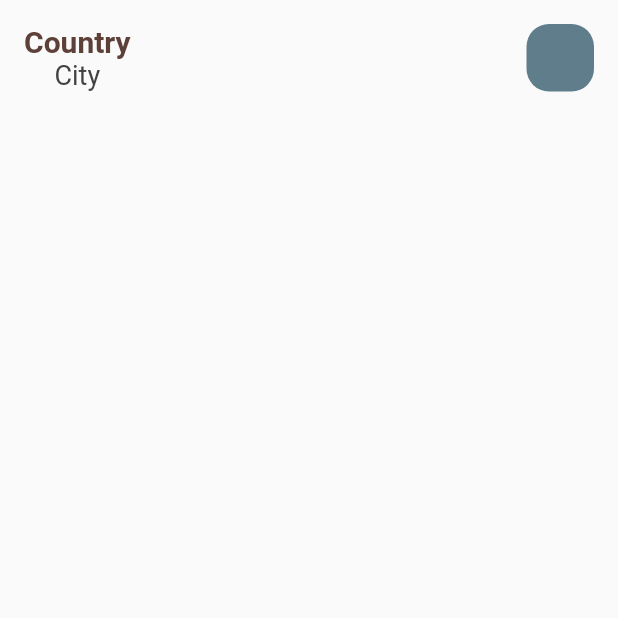
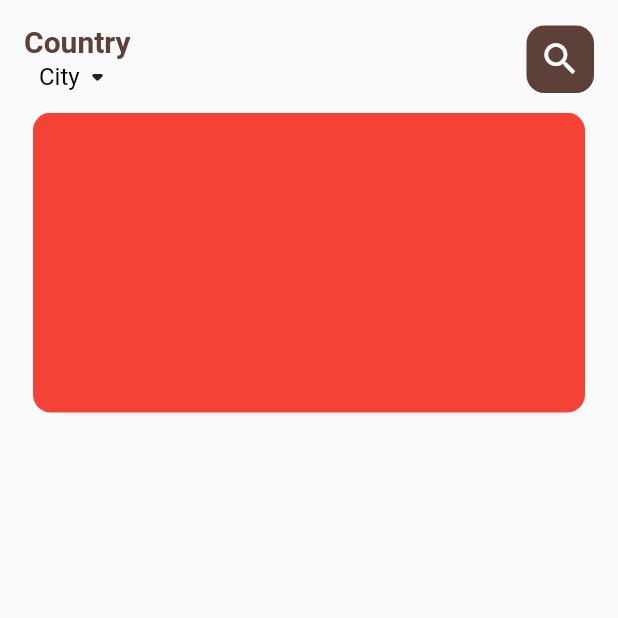
Before and after one commit to mobileapp-harsh/e_commerce_project, a Flutter app: the screen it shows after launch, on a phone screen of 412 x 824 dp, the top half of it. Run offline on Flutter 3.47's test engine with Material 2 defaults, Android fonts, the light colour scheme and no system bars; our stand-ins replace get.

Commit message:
home page slider making commit by harsh chudasma 19-04-2022

```diff
--- /dev/null
+++ b/lib/constants/size_constants.dart
@@ -0,0 +1,17 @@
+class CommonsizeConstants{
+  static const double FONT_SIZE_8 = 8.0;
+  static const double FONT_SIZE_10 = 10.0;
+  static const double FONT_SIZE_12 = 12.0;
+  static const double FONT_SIZE_14 = 14.0;
+  static const double FONT_SIZE_16 = 16.0;
+  static const double FONT_SIZE_18 = 18.0;
+  static const double FONT_SIZE_20 = 20.0;
+  static const double FONT_SIZE_22 = 22.0;
+  static const double FONT_SIZE_24 = 24.0;
+  static const double FONT_SIZE_26 = 26.0;
+  static const double FONT_SIZE_28 = 28.0;
+  static const double FONT_SIZE_30 = 30.0;
+  static const double FONT_SIZE_32 = 32.0;
+  static const double FONT_SIZE_34 = 34.0;
+  static const double FONT_SIZE_36 = 36.0;
+}
--- a/lib/modules/home_page/screen/home_screen.dart
+++ b/lib/modules/home_page/screen/home_screen.dart
@@ -1,4 +1,5 @@
 import 'package:e_commerce_project/constants/preference_constants.dart';
+import 'package:e_commerce_project/modules/home_page/widget/food_slider_widget.dart';
 import 'package:flutter/material.dart';
 
 class HomeScreen extends StatefulWidget {
@@ -17,14 +18,17 @@ class _HomeScreenState extends State<HomeScreen> {
           padding: const EdgeInsets.all(16.0),
           child: Column(
             crossAxisAlignment: CrossAxisAlignment.stretch,
+            mainAxisSize: MainAxisSize.min,
             children: [
               Container(
                 child: Row(
                   mainAxisAlignment: MainAxisAlignment.spaceBetween,
                   children: [
                     Column(
-                      children: const [
-                        Text(
+                      crossAxisAlignment: CrossAxisAlignment.center,
+                      mainAxisSize: MainAxisSize.min,
+                      children: [
+                        const Text(
                           "Country",
                           style: TextStyle(
                             color: ColorCommonConstants.brownColor,
@@ -32,28 +36,45 @@ class _HomeScreenState extends State<HomeScreen> {
                             fontWeight: FontWeight.bold,
                           ),
                         ),
-                        Text(
-                          "City",
-                          style: TextStyle(
-                            color: ColorCommonConstants.greyColor,
-                            fontSize: 18,
-                          ),
-                        ),
+                        Row(
+                          children: const [
+                            Text(
+                              "City",
+                              style: TextStyle(
+                                color: Colors.black,
+                                fontSize: 16,
+                              ),
+                            ),
+                            Icon(
+                              Icons.arrow_drop_down_rounded,
+                              size: 24.0,
+                            ),
+                          ],
+                        )
                       ],
                     ),
                     Container(
                       width: 45.0,
                       height: 45.0,
+                      child: const Icon(
+                        Icons.search,
+                        color: Colors.white,
+                        size: 28.0,
+                      ),
                       decoration: BoxDecoration(
                         borderRadius: BorderRadius.circular(
-                          15.0,
+                          12.0,
                         ),
-                        color: Colors.blueGrey,
+                        color: ColorCommonConstants.brownColor,
                       ),
                     ),
                   ],
                 ),
               ),
+              const SizedBox(
+                height: 12.0,
+              ),
+              const FoodSliderWidget(),
             ],
           ),
         ),
--- /dev/null
+++ b/lib/modules/home_page/widget/food_slider_widget.dart
@@ -0,0 +1,37 @@
+import 'package:flutter/material.dart';
+
+class FoodSliderWidget extends StatefulWidget {
+  const FoodSliderWidget({Key? key}) : super(key: key);
+
+  @override
+  State<FoodSliderWidget> createState() => _FoodSliderWidgetState();
+}
+
+class _FoodSliderWidgetState extends State<FoodSliderWidget> {
+  @override
+  Widget build(BuildContext context) {
+    return SizedBox(
+      height: 200.0,
+
+      child: PageView.builder(
+        itemCount: 5,
+        itemBuilder: (context, index) {
+          return _buildPageItemWidget(index: index);
+        },
+      ),
+    );
+  }
+
+  Widget _buildPageItemWidget({required int index}){
+    return Container(
+      height: 100.0,
+      margin: const EdgeInsets.symmetric(horizontal: 6.0),
+      decoration: BoxDecoration(
+        borderRadius: BorderRadius.circular(12.0),
+        color: Colors.red,
+        // image: pending to put the image in the container
+      ),
+    );
+  }
+
+}
```
